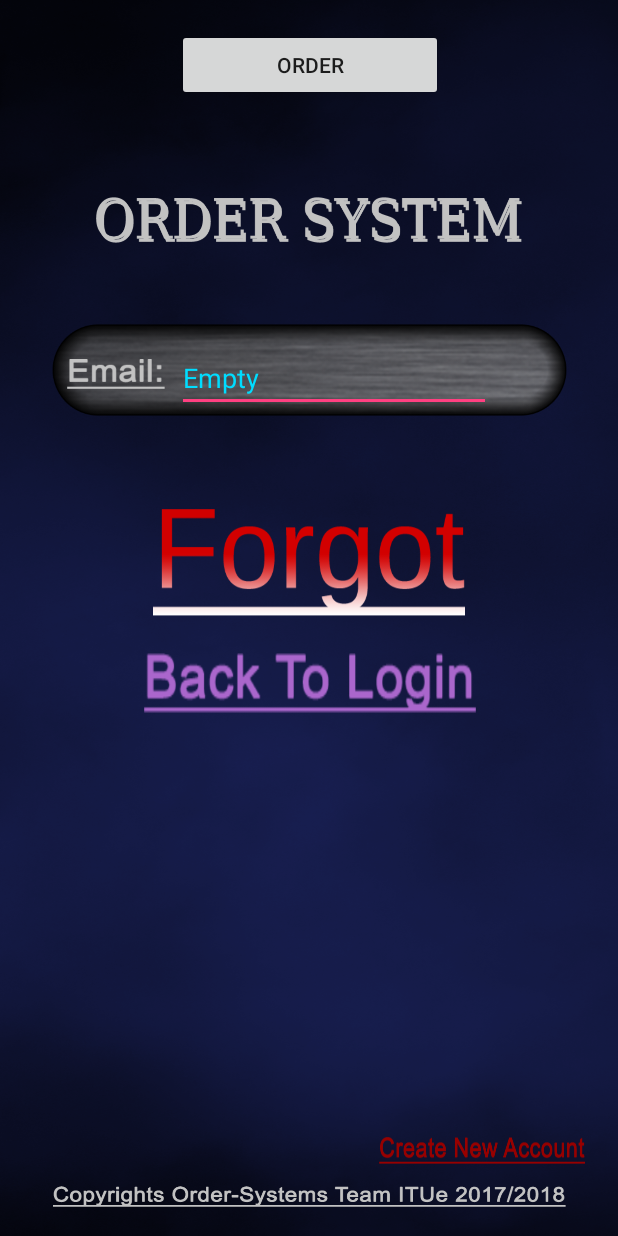
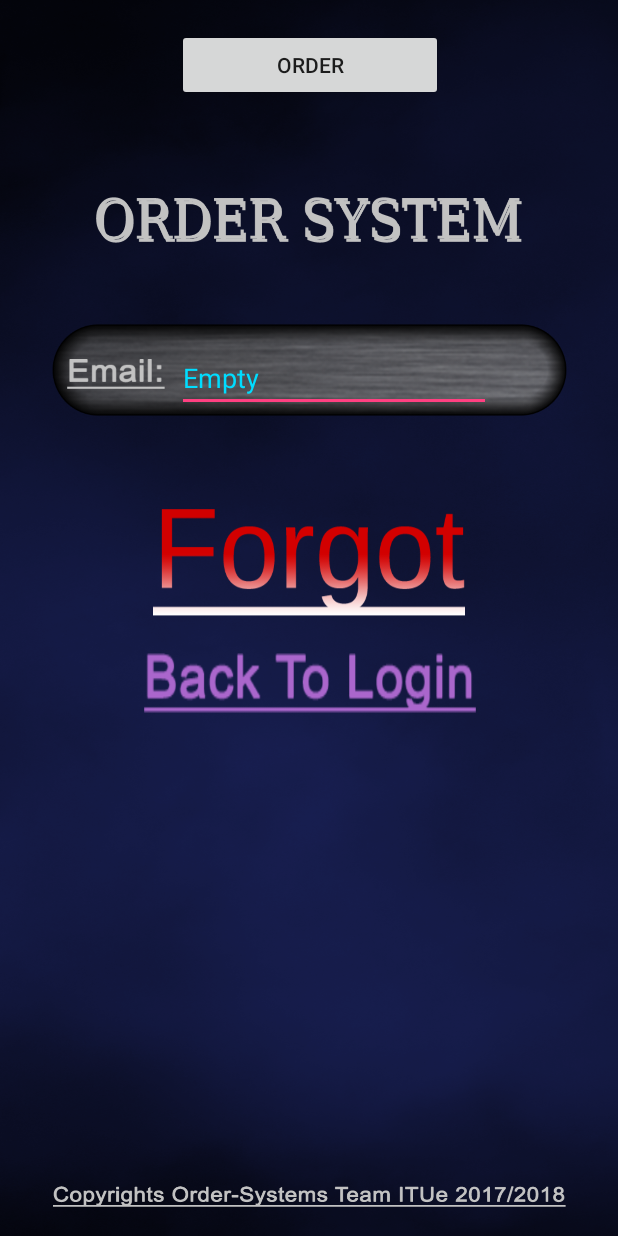
Before and after one commit to UserInterfaceProjectBrno/UIProj, an Android app: the screen it shows after launch (login_page), after a tap on an icon or button, on a phone screen of 412 x 824 dp. Run offline under Robolectric (Android 15) with nearby library versions, the phone set to English and light mode, and no system bars; our stand-ins replace Firebase (no records; nobody signed in at launch, a user with empty details on screens opened directly); 2 other taps on this screen came first.

Commit message:
Nikos445

```diff
--- a/app/src/main/java/com/example/nasty/UIProject/login_page.java
+++ b/app/src/main/java/com/example/nasty/UIProject/login_page.java
@@ -37,7 +37,7 @@ public class login_page extends AppCompatActivity {
     EditText passTxtBox;
     CheckBox RememberCheckBox;
     Button OrderButt;
-    ImageButton CreateButt;
+    ImageButton CreateSmallButt;
     ImageButton ForgotButt;
     ImageButton RegisterButt;
     ImageButton LoginButt;
@@ -70,7 +70,7 @@ public class login_page extends AppCompatActivity {
 
         OrderButt = (Button) findViewById(R.id.OrderButt);
         LoginButt = (ImageButton) findViewById(R.id.LoginButt);
-        CreateButt = (ImageButton) findViewById(R.id.CreateButt);
+        CreateSmallButt = (ImageButton) findViewById(R.id.CreateButt);
         ForgotButt = (ImageButton) findViewById(R.id.ForgotButt);
         RegisterButt = (ImageButton) findViewById(R.id.RegisterButton);
         ForgotBigButton = (ImageButton) findViewById(R.id.ForgotBigButton);
@@ -148,9 +148,9 @@ public class login_page extends AppCompatActivity {
                 fadeOutAndHideImage(PasswordTxt);
                 fadeOutAndHideImage(DownTxtBox);
                 fadeOutAndHideImage(passTxtBox);
-                fadeOutAndHideImage(RegisterButt);
+                RegisterButt.setVisibility(View.GONE);
                 fadeIn(ForgotBigButton);
-                fadeIn(CreateButt);
+                fadeOutAndHideImage(CreateSmallButt);
                 fadeIn(BackToLoginButton);
 
                 ForgotBigButton.setOnClickListener(new View.OnClickListener() {
@@ -181,20 +181,20 @@ public class login_page extends AppCompatActivity {
 
 
         //////////////////////////////////////// CREATE NEW BUTTON /////////////////////////////////////////////////////////////////
-        CreateButt.setOnClickListener(new View.OnClickListener() {
+        CreateSmallButt.setOnClickListener(new View.OnClickListener() {
             @Override
             public void onClick(View v) {
-                fadeOutAndHideImage(CreateButt);
+                fadeOutAndHideImage(CreateSmallButt);
                 fadeOutAndHideImage(LoginButt);
                 fadeOutAndHideImage(RememberCheckBox);
                 fadeOutAndHideImage(RememberTxt);
                 fadeIn(RegisterButt);
-                fadeIn(ForgotButt);
                 fadeIn(PasswordTxt);
+                fadeOutAndHideImage(ForgotButt);
                 fadeIn(DownTxtBox);
                 fadeIn(passTxtBox);
                 fadeIn(BackToLoginButton);
-                fadeOutAndHideImage(ForgotBigButton);
+                ForgotBigButton.setVisibility(View.GONE);
 
             }
         });
@@ -204,16 +204,16 @@ public class login_page extends AppCompatActivity {
         BackToLoginButton.setOnClickListener(new View.OnClickListener() {
             @Override
             public void onClick(View v) {
-                fadeIn(CreateButt);
+                fadeIn(CreateSmallButt);
                 fadeIn(LoginButt);
                 fadeIn(RememberCheckBox);
                 fadeIn(RememberTxt);
-                fadeOutAndHideImage(RegisterButt);
+                RegisterButt.setVisibility(View.GONE);
                 fadeIn(PasswordTxt);
                 fadeIn(DownTxtBox);
                 fadeIn(passTxtBox);
                 fadeIn(ForgotButt);
-                fadeOutAndHideImage(ForgotBigButton);
+                ForgotBigButton.setVisibility(View.GONE);
                 fadeOutAndHideImage(BackToLoginButton);
             }
         });
@@ -263,7 +263,7 @@ public class login_page extends AppCompatActivity {
             @Override
             public void onDataChange(DataSnapshot dataSnapshot) {
                 if(dataSnapshot.hasChild(imei))
-                Toast.makeText(getApplicationContext(), "Connected As: DONE", Toast.LENGTH_LONG).show();
+                Toast.makeText(getApplicationContext(), "Connected As:"+dataSnapshot.child(imei).getValue(), Toast.LENGTH_LONG).show();
             }
 
             @Override
@@ -313,7 +313,7 @@ public class login_page extends AppCompatActivity {
     private void fadeOutAndHideImage(final View img) {
         Animation fadeOut = new AlphaAnimation(1, 0);
         fadeOut.setInterpolator(new AccelerateInterpolator());
-        fadeOut.setDuration(50);
+        fadeOut.setDuration(500);
 
         fadeOut.setAnimationListener(new Animation.AnimationListener() {
             public void onAnimationEnd(Animation animation) {
@@ -333,7 +333,7 @@ public class login_page extends AppCompatActivity {
     private void fadeIn(final View img) {
         Animation fadeIn = new AlphaAnimation(0, 1);
         fadeIn.setInterpolator(new AccelerateInterpolator());
-        fadeIn.setDuration(50);
+        fadeIn.setDuration(400);
 
         fadeIn.setAnimationListener(new Animation.AnimationListener() {
             public void onAnimationEnd(Animation animation) {
```
